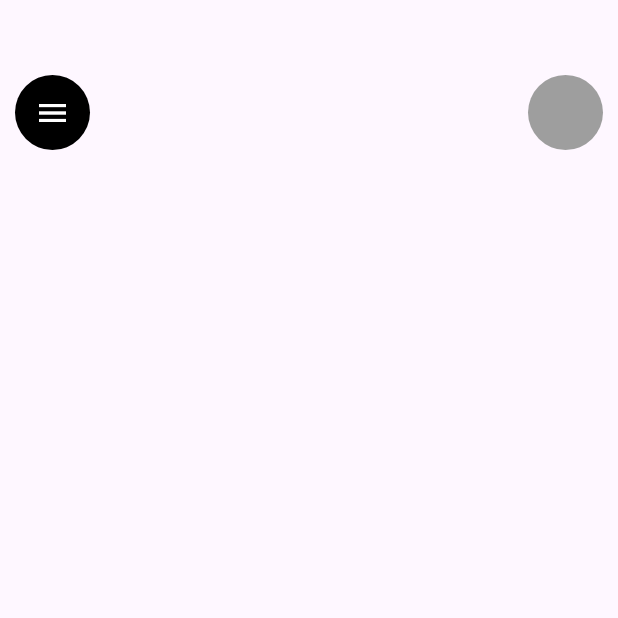
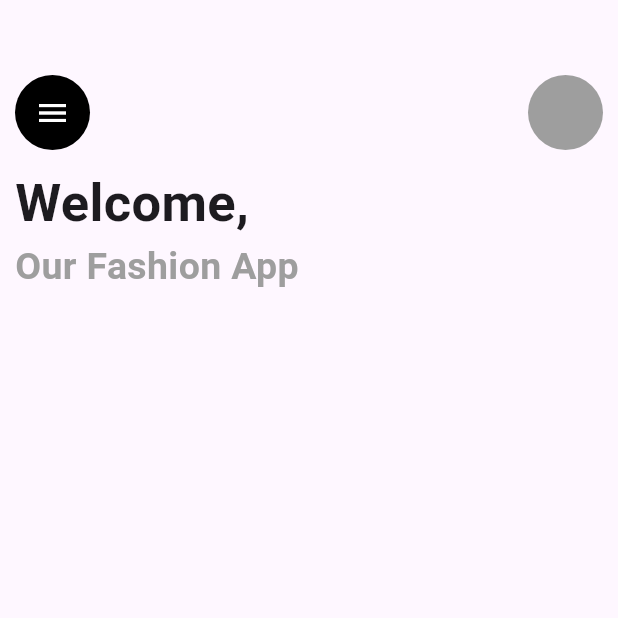
Before and after one commit to Avesh6754/ecommerce, a Flutter app: the screen it shows after launch, on a phone screen of 412 x 824 dp, the top half of it. Run offline on Flutter 3.47's test engine with Material 3 defaults, Android fonts, the phone set to English and light mode, and no system bars.

Commit message:
19-07-2024

```diff
--- a/lib/home/homepage.dart
+++ b/lib/home/homepage.dart
@@ -12,9 +12,10 @@ class _HomepageState extends State<Homepage> {
   Widget build(BuildContext context) {
     return Scaffold(
       body: Column(
+        crossAxisAlignment: CrossAxisAlignment.start,
         children: [
           Padding(
-            padding: const EdgeInsets.fromLTRB(10,50,0,0),
+            padding: const EdgeInsets.fromLTRB(10, 50, 0, 0),
             child: Row(
               mainAxisAlignment: MainAxisAlignment.spaceBetween,
               children: [
@@ -24,9 +25,11 @@ class _HomepageState extends State<Homepage> {
                   decoration: BoxDecoration(
                     color: Colors.black,
                     borderRadius: BorderRadius.circular(50),
-
                   ),
-                  child: Icon(Icons.menu,color: Colors.white,),
+                  child: const Icon(
+                    Icons.menu,
+                    color: Colors.white,
+                  ),
                 ),
                 Container(
                   margin: EdgeInsets.only(right: 10),
@@ -35,13 +38,28 @@ class _HomepageState extends State<Homepage> {
                   decoration: BoxDecoration(
                     color: Colors.grey,
                     borderRadius: BorderRadius.circular(50),
-
                   ),
-
                 ),
-
               ],
             ),
+          ),
+          const Padding(
+            padding: EdgeInsets.all(10),
+            child: Text.rich(TextSpan(children: [
+              TextSpan(
+                  text: "Welcome,\n",
+                  style: TextStyle(
+                    fontSize: 35,
+                    fontWeight: FontWeight.bold,
+                  )),
+              TextSpan(
+                  text: "Our Fashion App ",
+                  style: TextStyle(
+                    fontSize: 25,
+                    fontWeight: FontWeight.bold,
+                    color: Colors.grey
+                  ))
+            ])),
           )
         ],
       ),
--- a/lib/main.dart
+++ b/lib/main.dart
@@ -15,8 +15,8 @@ class Myapp extends StatelessWidget {
       debugShowCheckedModeBanner: false,
       initialRoute: '/home',
       routes: {
-        '/':(context)=>Splashscreen(),
-        '/home':(context)=>Homepage(),
+        '/':(context)=>const Splashscreen(),
+        '/home':(context)=>const Homepage(),
       },
     );
   }
--- a/lib/splashscreen.dart
+++ b/lib/splashscreen.dart
@@ -16,7 +16,7 @@ class _SplashscreenState extends State<Splashscreen> {
   {
     super.initState();
     Timer(Duration(seconds:2),(){
-      Navigator.pushReplacement(context, MaterialPageRoute(builder: (context)=>Homepage()));
+      Navigator.pushReplacement(context, MaterialPageRoute(builder: (context)=>const Homepage()));
     });
   }
   @override
@@ -30,7 +30,7 @@ class _SplashscreenState extends State<Splashscreen> {
             Container(
               height: 500,
               width: 500,
-              decoration: BoxDecoration(
+              decoration: const BoxDecoration(
 
                 image: DecorationImage(
                   image: AssetImage('assets/image/7931789-removebg-preview.png'),
```
